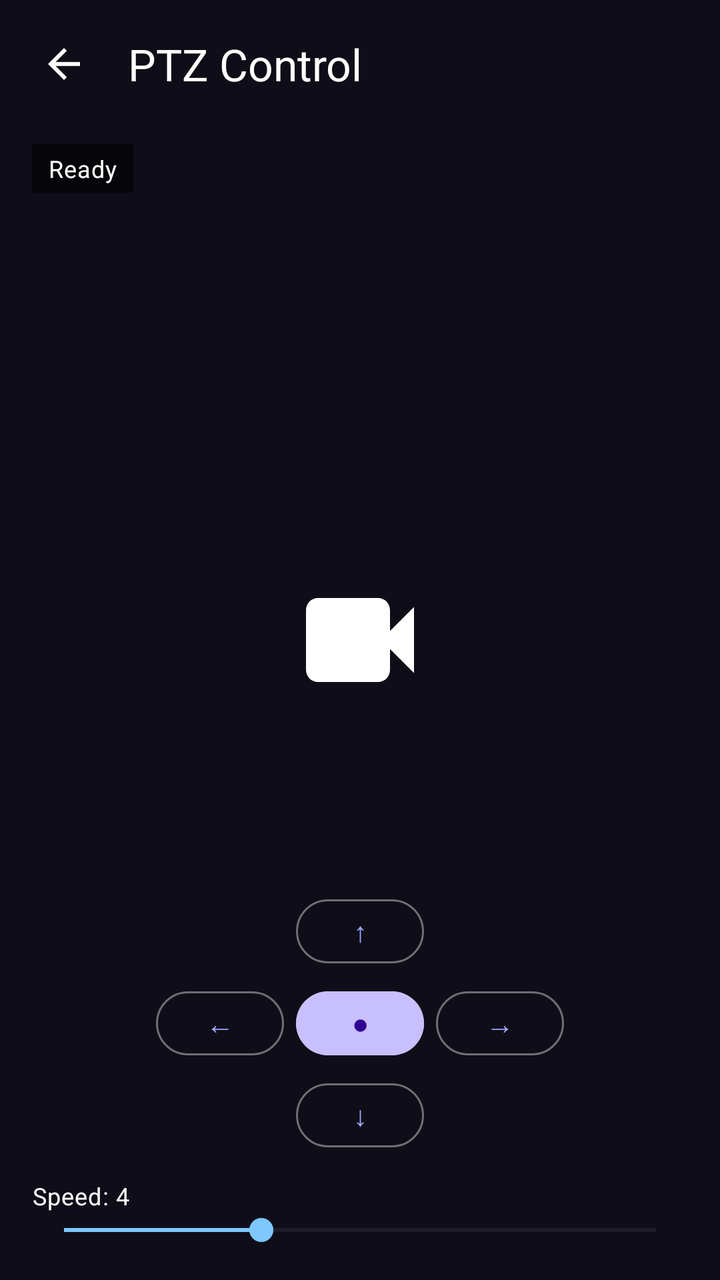
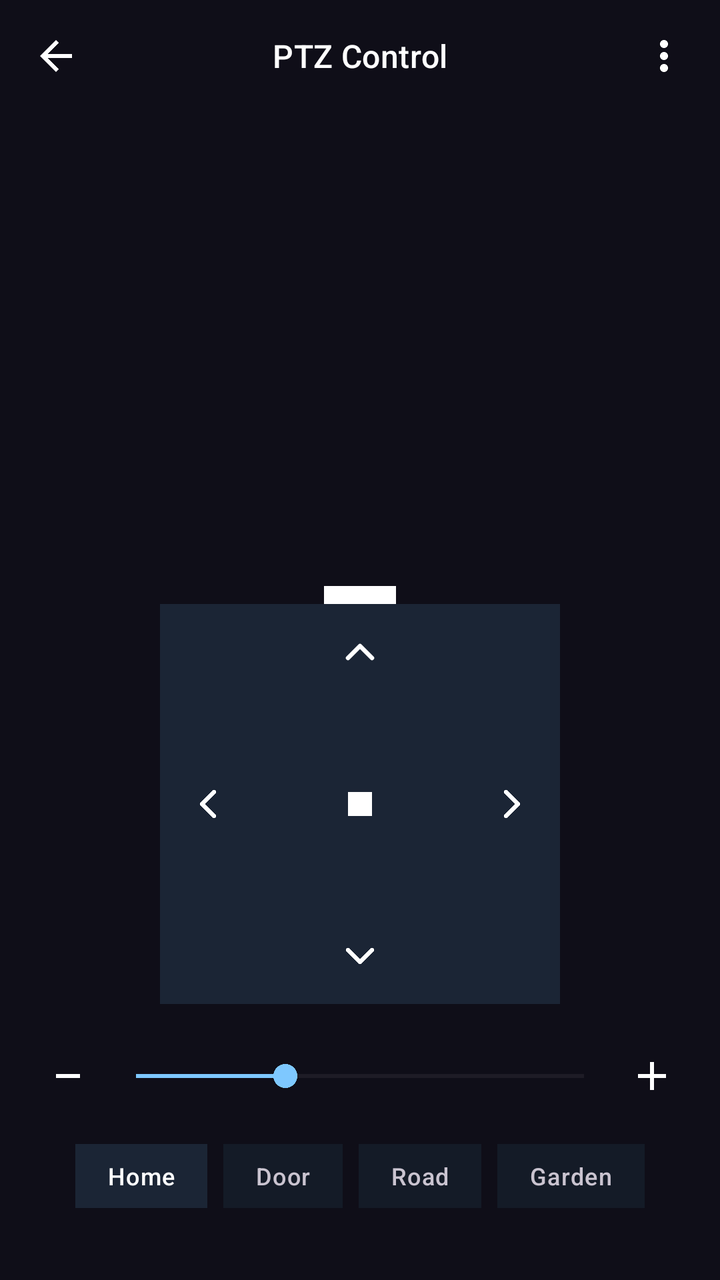

Two renders of the same Android screen: before a commit and after it. Below are the layout's source before the change and the commit's diff.
<!-- AndroidManifest.xml: application theme Theme.RealLive -->
<!-- res/layout/activity_ptz.xml -->
<?xml version="1.0" encoding="utf-8"?>
<FrameLayout xmlns:android="http://schemas.android.com/apk/res/android"
    xmlns:app="http://schemas.android.com/apk/res-auto"
    android:layout_width="match_parent"
    android:layout_height="match_parent"
    android:background="#0F0E18">

    <ImageView
        android:layout_width="72dp"
        android:layout_height="72dp"
        android:layout_gravity="center"
        android:src="@drawable/ic_videocam_48"
        android:tint="#33FFFFFF" />

    <com.google.android.material.appbar.MaterialToolbar
        android:id="@+id/ptz_toolbar"
        android:layout_width="match_parent"
        android:layout_height="wrap_content"
        android:background="@android:color/transparent"
        android:paddingStart="4dp"
        android:paddingEnd="4dp"
        app:navigationIcon="@drawable/ic_arrow_back_24"
        app:navigationIconTint="@color/white"
        app:title="@string/ptz_title"
        app:titleTextColor="@color/white" />

    <TextView
        android:id="@+id/ptz_status"
        android:layout_width="wrap_content"
        android:layout_height="wrap_content"
        android:layout_gravity="top|start"
        android:layout_marginStart="16dp"
        android:layout_marginTop="72dp"
        android:background="#99000000"
        android:paddingStart="8dp"
        android:paddingTop="4dp"
        android:paddingEnd="8dp"
        android:paddingBottom="4dp"
        android:text="Ready"
        android:textAppearance="@style/TextAppearance.Material3.BodySmall"
        android:textColor="@color/white" />

    <LinearLayout
        android:layout_width="match_parent"
        android:layout_height="wrap_content"
        android:layout_gravity="bottom"
        android:orientation="vertical"
        android:padding="16dp">

        <LinearLayout
            android:layout_width="match_parent"
            android:layout_height="wrap_content"
            android:gravity="center"
            android:orientation="vertical">

            <com.google.android.material.button.MaterialButton
                android:id="@+id/ptz_up"
                style="?attr/materialButtonOutlinedStyle"
                android:layout_width="64dp"
                android:layout_height="40dp"
                android:text="↑"
                android:textAllCaps="false"
                app:strokeColor="@color/auth_outline_light" />

            <LinearLayout
                android:layout_width="wrap_content"
                android:layout_height="wrap_content"
                android:layout_marginTop="6dp"
                android:orientation="horizontal">

                <com.google.android.material.button.MaterialButton
                    android:id="@+id/ptz_left"
                    style="?attr/materialButtonOutlinedStyle"
                    android:layout_width="64dp"
                    android:layout_height="40dp"
                    android:text="←"
                    android:textAllCaps="false"
                    app:strokeColor="@color/auth_outline_light" />

                <com.google.android.material.button.MaterialButton
                    android:id="@+id/ptz_stop"
                    android:layout_width="64dp"
                    android:layout_height="40dp"
                    android:layout_marginStart="6dp"
                    android:layout_marginEnd="6dp"
                    android:backgroundTint="@color/auth_primary"
                    android:text="●"
                    android:textAllCaps="false"
                    android:textColor="@color/auth_on_primary" />

                <com.google.android.material.button.MaterialButton
                    android:id="@+id/ptz_right"
                    style="?attr/materialButtonOutlinedStyle"
                    android:layout_width="64dp"
                    android:layout_height="40dp"
                    android:text="→"
                    android:textAllCaps="false"
                    app:strokeColor="@color/auth_outline_light" />
            </LinearLayout>

            <com.google.android.material.button.MaterialButton
                android:id="@+id/ptz_down"
                style="?attr/materialButtonOutlinedStyle"
                android:layout_width="64dp"
                android:layout_height="40dp"
                android:layout_marginTop="6dp"
                android:text="↓"
                android:textAllCaps="false"
                app:strokeColor="@color/auth_outline_light" />
        </LinearLayout>

        <TextView
            android:id="@+id/ptz_speed"
            android:layout_width="match_parent"
            android:layout_height="wrap_content"
            android:layout_marginTop="12dp"
            android:text="Speed: 4"
            android:textAppearance="@style/TextAppearance.Material3.BodySmall"
            android:textColor="@color/white" />

        <SeekBar
            android:id="@+id/ptz_speed_seek"
            android:layout_width="match_parent"
            android:layout_height="wrap_content"
            android:max="9"
            android:progress="3" />
    </LinearLayout>

</FrameLayout>
<!-- resources referenced by this layout -->
<resources>
  <color name="auth_on_primary">#2F0094</color>
  <color name="auth_outline_light">#66FFFFFF</color>
  <color name="auth_primary">#C8BFFF</color>
  <!-- drawable ic_arrow_back_24 (drawable) -->
  <vector xmlns:android="http://schemas.android.com/apk/res/android"
      android:width="24dp"
      android:height="24dp"
      android:viewportWidth="24"
      android:viewportHeight="24">
      <path
          android:fillColor="#111827"
          android:pathData="M20,11H7.83l5.59,-5.59L12,4l-8,8l8,8l1.41,-1.41L7.83,13H20v-2z" />
  </vector>
  <!-- drawable ic_videocam_48 (drawable) -->
  <?xml version="1.0" encoding="utf-8"?>
  <vector xmlns:android="http://schemas.android.com/apk/res/android"
      android:width="48dp"
      android:height="48dp"
      android:viewportWidth="24"
      android:viewportHeight="24">
      <path
          android:fillColor="#FFFFFFFF"
          android:pathData="M17,10.5V7c0,-1.1 -0.9,-2 -2,-2H5C3.9,5 3,5.9 3,7v10c0,1.1 0.9,2 2,2h10c1.1,0 2,-0.9 2,-2v-3.5l4,4v-11l-4,4z" />
  </vector>
  <string name="ptz_title">PTZ Control</string>
  <style name="Theme.RealLive" parent="Theme.Material3.DayNight.NoActionBar">
          <item name="colorPrimary">@color/rl_brand</item>
          <item name="colorOnPrimary">@color/rl_bg</item>
          <item name="colorPrimaryContainer">@color/rl_brand_soft</item>
          <item name="colorOnPrimaryContainer">@color/rl_text_primary</item>
  
          <item name="colorSecondary">@color/rl_secondary</item>
          <item name="colorOnSecondary">@color/rl_bg</item>
          <item name="colorSecondaryContainer">@color/rl_secondary_soft</item>
          <item name="colorOnSecondaryContainer">@color/rl_text_primary</item>
  
          <item name="colorTertiary">@color/rl_tertiary</item>
          <item name="colorOnTertiary">@color/rl_bg</item>
          <item name="colorTertiaryContainer">@color/rl_tertiary_soft</item>
          <item name="colorOnTertiaryContainer">@color/rl_text_primary</item>
  
          <item name="colorError">@color/rl_error</item>
          <item name="colorOnError">@color/rl_bg</item>
  
          <item name="colorSurface">@color/rl_surface</item>
          <item name="colorOnSurface">@color/rl_text_primary</item>
          <item name="colorSurfaceVariant">@color/rl_surface_alt</item>
          <item name="colorOnSurfaceVariant">@color/rl_text_secondary</item>
          <item name="colorOutline">@color/rl_border</item>
          <item name="colorOutlineVariant">@color/rl_border</item>
  
          <item name="android:colorBackground">@color/rl_bg</item>
          <item name="colorOnBackground">@color/rl_text_primary</item>
          <item name="android:windowBackground">@color/rl_bg</item>
  
          <item name="android:statusBarColor">@color/rl_bg</item>
          <item name="android:navigationBarColor">@color/rl_bg</item>
          <item name="android:windowLightStatusBar">false</item>
          <item name="android:windowLightNavigationBar">false</item>
      </style>
  <!-- unchanged entries left out for length: 14 -->
</resources>

<!-- the commit's change to res/layout/activity_ptz.xml (unified diff, before → after) -->
@@ -1,6 +1,5 @@
 <?xml version="1.0" encoding="utf-8"?>
 <FrameLayout xmlns:android="http://schemas.android.com/apk/res/android"
-    xmlns:app="http://schemas.android.com/apk/res-auto"
     android:layout_width="match_parent"
     android:layout_height="match_parent"
     android:background="#0F0E18">
@@ -9,121 +8,205 @@
         android:layout_width="72dp"
         android:layout_height="72dp"
         android:layout_gravity="center"
-        android:src="@drawable/ic_videocam_48"
+        android:src="@drawable/ic_rl_door_front_24"
         android:tint="#33FFFFFF" />
 
-    <com.google.android.material.appbar.MaterialToolbar
-        android:id="@+id/ptz_toolbar"
+    <LinearLayout
         android:layout_width="match_parent"
         android:layout_height="wrap_content"
-        android:background="@android:color/transparent"
-        android:paddingStart="4dp"
-        android:paddingEnd="4dp"
-        app:navigationIcon="@drawable/ic_arrow_back_24"
-        app:navigationIconTint="@color/white"
-        app:title="@string/ptz_title"
-        app:titleTextColor="@color/white" />
-
-    <TextView
-        android:id="@+id/ptz_status"
-        android:layout_width="wrap_content"
-        android:layout_height="wrap_content"
-        android:layout_gravity="top|start"
-        android:layout_marginStart="16dp"
-        android:layout_marginTop="72dp"
-        android:background="#99000000"
-        android:paddingStart="8dp"
-        android:paddingTop="4dp"
-        android:paddingEnd="8dp"
-        android:paddingBottom="4dp"
-        android:text="Ready"
-        android:textAppearance="@style/TextAppearance.Material3.BodySmall"
-        android:textColor="@color/white" />
+        android:layout_gravity="top"
+        android:layout_marginTop="8dp"
+        android:layout_marginStart="8dp"
+        android:layout_marginEnd="8dp"
+        android:gravity="center_vertical"
+        android:orientation="horizontal">
+
+        <ImageButton
+            android:id="@+id/ptz_back"
+            android:layout_width="40dp"
+            android:layout_height="40dp"
+            android:background="@android:color/transparent"
+            android:contentDescription="Back"
+            android:padding="8dp"
+            android:src="@drawable/ic_arrow_back_24"
+            android:tint="@color/white" />
+
+        <TextView
+            android:layout_width="0dp"
+            android:layout_height="wrap_content"
+            android:layout_weight="1"
+            android:gravity="center"
+            android:text="PTZ Control"
+            android:textAppearance="@style/TextAppearance.Material3.TitleMedium"
+            android:textColor="@color/white" />
+
+        <ImageButton
+            android:id="@+id/ptz_more"
+            android:layout_width="40dp"
+            android:layout_height="40dp"
+            android:background="@android:color/transparent"
+            android:contentDescription="More"
+            android:padding="8dp"
+            android:src="@drawable/ic_rl_more_vert_24"
+            android:tint="@color/white" />
+    </LinearLayout>
 
     <LinearLayout
         android:layout_width="match_parent"
         android:layout_height="wrap_content"
         android:layout_gravity="bottom"
+        android:layout_marginBottom="20dp"
         android:orientation="vertical"
         android:padding="16dp">
+
+        <FrameLayout
+            android:layout_width="200dp"
+            android:layout_height="200dp"
+            android:layout_gravity="center_horizontal"
+            android:background="@color/rl_surface_alt">
+
+            <ImageButton
+                android:id="@+id/ptz_up"
+                android:layout_width="48dp"
+                android:layout_height="48dp"
+                android:layout_gravity="top|center_horizontal"
+                android:background="@android:color/transparent"
+                android:contentDescription="Up"
+                android:padding="8dp"
+                android:src="@drawable/ic_rl_chevron_right_24"
+                android:tint="@color/white"
+                android:rotation="-90" />
+
+            <ImageButton
+                android:id="@+id/ptz_down"
+                android:layout_width="48dp"
+                android:layout_height="48dp"
+                android:layout_gravity="bottom|center_horizontal"
+                android:background="@android:color/transparent"
+                android:contentDescription="Down"
+                android:padding="8dp"
+                android:src="@drawable/ic_rl_chevron_right_24"
+                android:tint="@color/white"
+                android:rotation="90" />
+
+            <ImageButton
+                android:id="@+id/ptz_left"
+                android:layout_width="48dp"
+                android:layout_height="48dp"
+                android:layout_gravity="center_vertical|start"
+                android:background="@android:color/transparent"
+                android:contentDescription="Left"
+                android:padding="8dp"
+                android:src="@drawable/ic_rl_chevron_right_24"
+                android:tint="@color/white"
+                android:rotation="180" />
+
+            <ImageButton
+                android:id="@+id/ptz_right"
+                android:layout_width="48dp"
+                android:layout_height="48dp"
+                android:layout_gravity="center_vertical|end"
+                android:background="@android:color/transparent"
+                android:contentDescription="Right"
+                android:padding="8dp"
+                android:src="@drawable/ic_rl_chevron_right_24"
+                android:tint="@color/white" />
+
+            <View
+                android:id="@+id/ptz_stop"
+                android:layout_width="12dp"
+                android:layout_height="12dp"
+                android:layout_gravity="center"
+                android:background="@color/white" />
+        </FrameLayout>
 
         <LinearLayout
             android:layout_width="match_parent"
             android:layout_height="wrap_content"
-            android:gravity="center"
-            android:orientation="vertical">
-
-            <com.google.android.material.button.MaterialButton
-                android:id="@+id/ptz_up"
-                style="?attr/materialButtonOutlinedStyle"
-                android:layout_width="64dp"
-                android:layout_height="40dp"
-                android:text="↑"
-                android:textAllCaps="false"
-                app:strokeColor="@color/auth_outline_light" />
-
-            <LinearLayout
-                android:layout_width="wrap_content"
+            android:layout_marginTop="18dp"
+            android:gravity="center_vertical"
+            android:orientation="horizontal">
+
+            <ImageButton
+                android:layout_width="36dp"
+                android:layout_height="36dp"
+                android:background="@android:color/transparent"
+                android:contentDescription="Zoom out"
+                android:padding="6dp"
+                android:src="@drawable/ic_rl_remove_24"
+                android:tint="@color/white" />
+
+            <SeekBar
+                android:id="@+id/ptz_speed_seek"
+                android:layout_width="0dp"
                 android:layout_height="wrap_content"
-                android:layout_marginTop="6dp"
-                android:orientation="horizontal">
-
-                <com.google.android.material.button.MaterialButton
-                    android:id="@+id/ptz_left"
-                    style="?attr/materialButtonOutlinedStyle"
-                    android:layout_width="64dp"
-                    android:layout_height="40dp"
-                    android:text="←"
-                    android:textAllCaps="false"
-                    app:strokeColor="@color/auth_outline_light" />
-
-                <com.google.android.material.button.MaterialButton
-                    android:id="@+id/ptz_stop"
-                    android:layout_width="64dp"
-                    android:layout_height="40dp"
-                    android:layout_marginStart="6dp"
-                    android:layout_marginEnd="6dp"
-                    android:backgroundTint="@color/auth_primary"
-                    android:text="●"
-                    android:textAllCaps="false"
-                    android:textColor="@color/auth_on_primary" />
-
-                <com.google.android.material.button.MaterialButton
-                    android:id="@+id/ptz_right"
-                    style="?attr/materialButtonOutlinedStyle"
-                    android:layout_width="64dp"
-                    android:layout_height="40dp"
-                    android:text="→"
-                    android:textAllCaps="false"
-                    app:strokeColor="@color/auth_outline_light" />
-            </LinearLayout>
-
-            <com.google.android.material.button.MaterialButton
-                android:id="@+id/ptz_down"
-                style="?attr/materialButtonOutlinedStyle"
-                android:layout_width="64dp"
-                android:layout_height="40dp"
-                android:layout_marginTop="6dp"
-                android:text="↓"
-                android:textAllCaps="false"
-                app:strokeColor="@color/auth_outline_light" />
+                android:layout_weight="1"
+                android:max="9"
+                android:progress="3" />
+
+            <ImageButton
+                android:layout_width="36dp"
+                android:layout_height="36dp"
+                android:background="@android:color/transparent"
+                android:contentDescription="Zoom in"
+                android:padding="6dp"
+                android:src="@drawable/ic_rl_add_24"
+                android:tint="@color/white" />
         </LinearLayout>
 
-        <TextView
-            android:id="@+id/ptz_speed"
+        <LinearLayout
             android:layout_width="match_parent"
             android:layout_height="wrap_content"
-            android:layout_marginTop="12dp"
-            android:text="Speed: 4"
-            android:textAppearance="@style/TextAppearance.Material3.BodySmall"
-            android:textColor="@color/white" />
-
-        <SeekBar
-            android:id="@+id/ptz_speed_seek"
-            android:layout_width="match_parent"
-            android:layout_height="wrap_content"
-            android:max="9"
-            android:progress="3" />
+            android:layout_marginTop="16dp"
+            android:gravity="center"
+            android:orientation="horizontal">
+
+            <TextView
+                android:layout_width="wrap_content"
+                android:layout_height="32dp"
+                android:background="@color/rl_surface_alt"
+                android:gravity="center"
+                android:paddingStart="16dp"
+                android:paddingEnd="16dp"
+                android:text="Home"
+                android:textAppearance="@style/TextAppearance.Material3.LabelMedium"
+                android:textColor="@color/white" />
+
+            <TextView
+                android:layout_width="wrap_content"
+                android:layout_height="32dp"
+                android:layout_marginStart="8dp"
+                android:background="@color/rl_surface"
+                android:gravity="center"
+                android:paddingStart="16dp"
+                android:paddingEnd="16dp"
+                android:text="Door"
+                android:textAppearance="@style/TextAppearance.Material3.LabelMedium"
+                android:textColor="@color/auth_on_surface_variant" />
+
+            <TextView
+                android:layout_width="wrap_content"
+                android:layout_height="32dp"
+                android:layout_marginStart="8dp"
+                android:background="@color/rl_surface"
+                android:gravity="center"
+                android:paddingStart="16dp"
+                android:paddingEnd="16dp"
+                android:text="Road"
+                android:textAppearance="@style/TextAppearance.Material3.LabelMedium"
+                android:textColor="@color/auth_on_surface_variant" />
+
+            <TextView
+                android:layout_width="wrap_content"
+                android:layout_height="32dp"
+                android:layout_marginStart="8dp"
+                android:background="@color/rl_surface"
+                android:gravity="center"
+                android:paddingStart="16dp"
+                android:paddingEnd="16dp"
+                android:text="Garden"
+                android:textAppearance="@style/TextAppearance.Material3.LabelMedium"
+                android:textColor="@color/auth_on_surface_variant" />
+        </LinearLayout>
     </LinearLayout>
-
 </FrameLayout>
<!-- resource entries referenced after the edit -->
@@ -1,8 +1,6 @@
 <!-- resources referenced by this layout -->
 <resources>
-  <color name="auth_on_primary">#2F0094</color>
-  <color name="auth_outline_light">#66FFFFFF</color>
-  <color name="auth_primary">#C8BFFF</color>
+  <color name="auth_on_surface_variant">#CAC4D0</color>
   <!-- drawable ic_arrow_back_24 (drawable) -->
   <vector xmlns:android="http://schemas.android.com/apk/res/android"
       android:width="24dp"
@@ -10,21 +8,35 @@
       android:viewportWidth="24"
       android:viewportHeight="24">
       <path
-          android:fillColor="#111827"
+          android:fillColor="@color/rl_text_primary"
           android:pathData="M20,11H7.83l5.59,-5.59L12,4l-8,8l8,8l1.41,-1.41L7.83,13H20v-2z" />
   </vector>
-  <!-- drawable ic_videocam_48 (drawable) -->
-  <?xml version="1.0" encoding="utf-8"?>
+  <!-- drawable ic_rl_add_24 (drawable) -->
+  <vector xmlns:android="http://schemas.android.com/apk/res/android" android:width="24dp" android:height="24dp" android:viewportWidth="24" android:viewportHeight="24">
+    <path android:fillColor="#FFFFFFFF" android:pathData="M19,11h-6V5h-2v6H5v2h6v6h2v-6h6z"/>
+  </vector>
+  <!-- drawable ic_rl_chevron_right_24 (drawable) -->
+  <vector xmlns:android="http://schemas.android.com/apk/res/android" android:width="24dp" android:height="24dp" android:viewportWidth="24" android:viewportHeight="24">
+    <path android:fillColor="#00000000" android:strokeColor="#FFFFFFFF" android:strokeWidth="2.2" android:strokeLineCap="round" android:strokeLineJoin="round" android:pathData="M9,6l6,6l-6,6"/>
+  </vector>
+  <!-- drawable ic_rl_door_front_24 (drawable) -->
+  <vector xmlns:android="http://schemas.android.com/apk/res/android" android:width="24dp" android:height="24dp" android:viewportWidth="24" android:viewportHeight="24">
+    <path android:fillColor="#FFFFFFFF" android:pathData="M6,3h12v18H6zM13,12a1,1 0 1,1 0,2a1,1 0 0,1 0,-2z"/>
+  </vector>
+  <!-- drawable ic_rl_more_vert_24 (drawable) -->
+  <vector xmlns:android="http://schemas.android.com/apk/res/android" android:width="24dp" android:height="24dp" android:viewportWidth="24" android:viewportHeight="24">
+    <path android:fillColor="#FFFFFFFF" android:pathData="M12,8a2,2 0 1,0 0,-4a2,2 0 0,0 0,4zM12,14a2,2 0 1,0 0,-4a2,2 0 0,0 0,4zM12,20a2,2 0 1,0 0,-4a2,2 0 0,0 0,4z"/>
+  </vector>
+  <!-- drawable ic_rl_remove_24 (drawable) -->
   <vector xmlns:android="http://schemas.android.com/apk/res/android"
-      android:width="48dp"
-      android:height="48dp"
+      android:width="24dp"
+      android:height="24dp"
       android:viewportWidth="24"
       android:viewportHeight="24">
       <path
-          android:fillColor="#FFFFFFFF"
-          android:pathData="M17,10.5V7c0,-1.1 -0.9,-2 -2,-2H5C3.9,5 3,5.9 3,7v10c0,1.1 0.9,2 2,2h10c1.1,0 2,-0.9 2,-2v-3.5l4,4v-11l-4,4z" />
+          android:fillColor="@android:color/white"
+          android:pathData="M6,11h12v2h-12z" />
   </vector>
-  <string name="ptz_title">PTZ Control</string>
   <style name="Theme.RealLive" parent="Theme.Material3.DayNight.NoActionBar">
           <item name="colorPrimary">@color/rl_brand</item>
           <item name="colorOnPrimary">@color/rl_bg</item>
@@ -54,6 +66,7 @@
           <item name="android:colorBackground">@color/rl_bg</item>
           <item name="colorOnBackground">@color/rl_text_primary</item>
           <item name="android:windowBackground">@color/rl_bg</item>
+          <item name="android:textColorHighlight">@android:color/transparent</item>
   
           <item name="android:statusBarColor">@color/rl_bg</item>
           <item name="android:navigationBarColor">@color/rl_bg</item>
